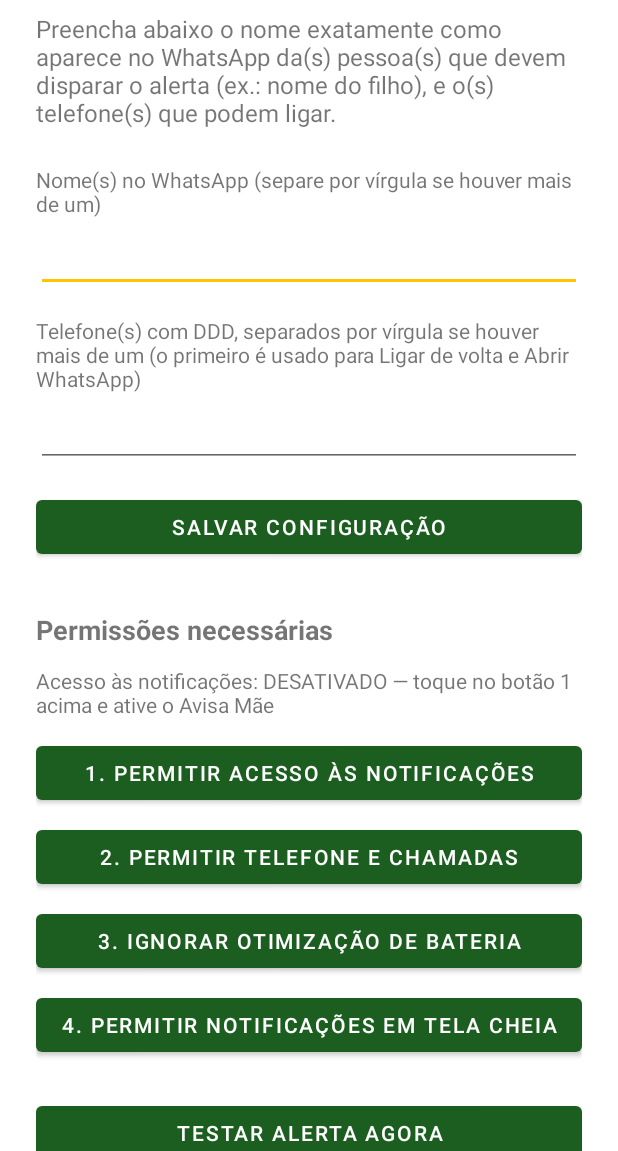
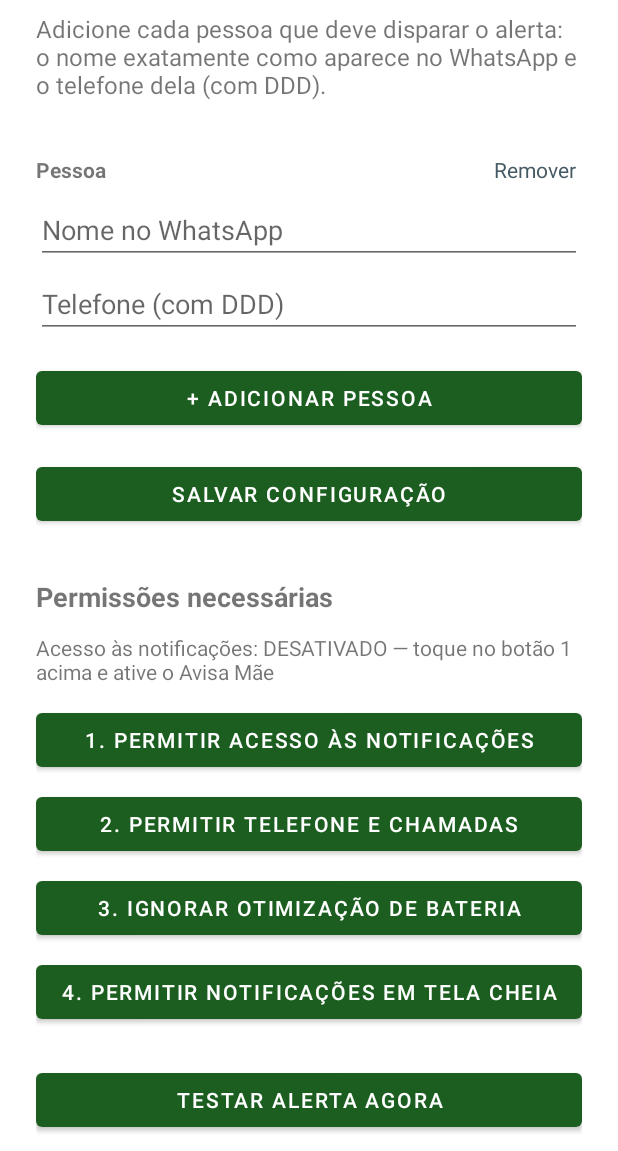
Before and after one commit to andersonfeix-source/meu-primeiro-pr, an Android app: the screen it shows after launch (MainActivity), after a tap on "SALVAR CONFIGURAÇÃO", on a phone screen of 412 x 824 dp, the part 85-1236 px from its top. Run offline under Robolectric (Android 15) with nearby library versions, the phone set to English and light mode, and no system bars; 2 other taps on this screen came first.

Commit message:
Reestrutura configuração para pares nome+telefone por pessoa
Antes os nomes e telefones eram duas listas soltas, sem ligação entre
si — o que fazia os botões "Ligar de volta" e "Abrir WhatsApp" sempre
usarem o primeiro telefone da lista, mesmo quando o alerta era de outra
pessoa configurada. Agora cada pessoa tem seu próprio campo de nome e
telefone (com botão "+ Adicionar pessoa" e "Remover"), e o telefone
usado nos botões de resposta é sempre o da pessoa que efetivamente
disparou o alerta.

Co-Authored-By: Claude Sonnet 5 <noreply@anthropic.com>
Claude-Session: https://claude.ai/code/session_018sc1JFo2qYBNHYYwk3bx2n

```diff
--- a/AvisaMae/app/src/main/java/com/avisamae/app/AlertActivity.kt
+++ b/AvisaMae/app/src/main/java/com/avisamae/app/AlertActivity.kt
@@ -28,6 +28,7 @@ class AlertActivity : AppCompatActivity() {
 
     companion object {
         const val EXTRA_SENDER = "extra_sender"
+        const val EXTRA_PHONE = "extra_phone"
         const val EXTRA_MESSAGE = "extra_message"
         const val EXTRA_IS_CALL = "extra_is_call"
         const val EXTRA_SOURCE = "extra_source"
@@ -36,6 +37,7 @@ class AlertActivity : AppCompatActivity() {
     private lateinit var binding: ActivityAlertBinding
     private var ringtone: Ringtone? = null
     private var vibrator: Vibrator? = null
+    private var phone: String = ""
 
     override fun onCreate(savedInstanceState: Bundle?) {
         super.onCreate(savedInstanceState)
@@ -45,6 +47,7 @@ class AlertActivity : AppCompatActivity() {
         setContentView(binding.root)
 
         val sender = intent.getStringExtra(EXTRA_SENDER).orEmpty()
+        phone = intent.getStringExtra(EXTRA_PHONE).orEmpty()
         val message = intent.getStringExtra(EXTRA_MESSAGE).orEmpty()
         val isCall = intent.getBooleanExtra(EXTRA_IS_CALL, false)
         val source = intent.getStringExtra(EXTRA_SOURCE)
@@ -135,7 +138,6 @@ class AlertActivity : AppCompatActivity() {
     }
 
     private fun openWhatsapp() {
-        val phone = Prefs.getPhone(this)
         if (phone.isNotBlank()) {
             val digits = phone.filter { it.isDigit() }.removePrefix("0")
             val international = if (digits.startsWith("55")) digits else "55$digits"
@@ -156,7 +158,6 @@ class AlertActivity : AppCompatActivity() {
     }
 
     private fun callBack() {
-        val phone = Prefs.getPhone(this)
         if (phone.isBlank()) return
         val uri = Uri.parse("tel:$phone")
         val hasCallPermission = checkSelfPermission(android.Manifest.permission.CALL_PHONE) ==
--- a/AvisaMae/app/src/main/java/com/avisamae/app/AlertLauncher.kt
+++ b/AvisaMae/app/src/main/java/com/avisamae/app/AlertLauncher.kt
@@ -29,7 +29,7 @@ object AlertLauncher {
     private const val CHANNEL_ID = "avisa_mae_alerta"
     private const val NOTIFICATION_ID = 4821
 
-    fun launch(context: Context, sender: String, message: String, isCall: Boolean, source: Source) {
+    fun launch(context: Context, sender: String, phone: String, message: String, isCall: Boolean, source: Source) {
         val appContext = context.applicationContext
         ensureChannel(appContext)
 
@@ -40,6 +40,7 @@ object AlertLauncher {
                     Intent.FLAG_ACTIVITY_SINGLE_TOP
             )
             putExtra(AlertActivity.EXTRA_SENDER, sender)
+            putExtra(AlertActivity.EXTRA_PHONE, phone)
             putExtra(AlertActivity.EXTRA_MESSAGE, message)
             putExtra(AlertActivity.EXTRA_IS_CALL, isCall)
             putExtra(AlertActivity.EXTRA_SOURCE, source.name)
--- a/AvisaMae/app/src/main/java/com/avisamae/app/MainActivity.kt
+++ b/AvisaMae/app/src/main/java/com/avisamae/app/MainActivity.kt
@@ -10,11 +10,12 @@ import android.widget.Toast
 import androidx.appcompat.app.AppCompatActivity
 import androidx.core.app.ActivityCompat
 import com.avisamae.app.databinding.ActivityMainBinding
+import com.avisamae.app.databinding.ItemContactBinding
 
 /**
  * Tela de configuração: quem vai disparar o alerta (nome exatamente como
- * aparece no WhatsApp da mãe) e o telefone para "ligar de volta", além
- * dos atalhos para conceder as permissões especiais necessárias.
+ * aparece no WhatsApp da mãe, e o telefone de cada pessoa), além dos
+ * atalhos para conceder as permissões especiais necessárias.
  */
 class MainActivity : AppCompatActivity() {
 
@@ -40,11 +41,17 @@ class MainActivity : AppCompatActivity() {
         binding = ActivityMainBinding.inflate(layoutInflater)
         setContentView(binding.root)
 
-        binding.inputNames.setText(Prefs.getRawNames(this))
-        binding.inputPhone.setText(Prefs.getRawPhones(this))
+        val existing = Prefs.getContacts(this)
+        if (existing.isEmpty()) {
+            addContactRow()
+        } else {
+            existing.forEach { addContactRow(it.name, it.phone) }
+        }
+
+        binding.buttonAddContact.setOnClickListener { addContactRow() }
 
         binding.buttonSave.setOnClickListener {
-            Prefs.save(this, binding.inputNames.text.toString(), binding.inputPhone.text.toString())
+            Prefs.saveContacts(this, collectContacts())
             Toast.makeText(this, R.string.saved, Toast.LENGTH_SHORT).show()
         }
 
@@ -61,17 +68,35 @@ class MainActivity : AppCompatActivity() {
         binding.buttonFullScreenSettings.setOnClickListener { openFullScreenIntentSettings() }
 
         binding.buttonTest.setOnClickListener {
-            val firstName = Prefs.getNames(this).firstOrNull().takeUnless { it.isNullOrBlank() }
-                ?: getString(R.string.test_sender_fallback)
+            val contato = collectContacts().firstOrNull()
             AlertLauncher.launch(
                 this,
-                sender = firstName,
+                sender = contato?.name?.takeUnless { it.isBlank() } ?: getString(R.string.test_sender_fallback),
+                phone = contato?.phone.orEmpty(),
                 message = getString(R.string.test_message),
                 isCall = false,
                 source = AlertLauncher.Source.WHATSAPP
             )
         }
     }
+
+    private fun addContactRow(name: String = "", phone: String = "") {
+        val row = ItemContactBinding.inflate(layoutInflater, binding.contactsContainer, false)
+        row.inputContactName.setText(name)
+        row.inputContactPhone.setText(phone)
+        row.buttonRemove.setOnClickListener {
+            binding.contactsContainer.removeView(row.root)
+        }
+        binding.contactsContainer.addView(row.root)
+    }
+
+    private fun collectContacts(): List<Contato> =
+        (0 until binding.contactsContainer.childCount).mapNotNull { i ->
+            val row = ItemContactBinding.bind(binding.contactsContainer.getChildAt(i))
+            val name = row.inputContactName.text.toString().trim()
+            val phone = row.inputContactPhone.text.toString().trim()
+            if (name.isBlank() && phone.isBlank()) null else Contato(name, phone)
+        }
 
     override fun onResume() {
         super.onResume()
--- a/AvisaMae/app/src/main/java/com/avisamae/app/Prefs.kt
+++ b/AvisaMae/app/src/main/java/com/avisamae/app/Prefs.kt
@@ -1,45 +1,64 @@
 package com.avisamae.app
 
 import android.content.Context
+import org.json.JSONArray
+import org.json.JSONObject
+
+data class Contato(val name: String, val phone: String)
 
 /**
- * Guarda a configuração feita na tela inicial: o(s) nome(s) que devem
- * disparar o alerta (exatamente como aparecem no WhatsApp) e o(s)
- * telefone(s) usados para detectar ligações e para "ligar de volta".
+ * Guarda a lista de pessoas configuradas na tela inicial: cada uma com o
+ * nome exatamente como aparece no WhatsApp e o telefone correspondente,
+ * usados para detectar mensagens/ligações e para os botões de resposta.
  */
 object Prefs {
     private const val FILE = "avisa_mae_prefs"
-    private const val KEY_NAMES = "filter_names"
-    private const val KEY_PHONES = "callback_phones"
+    private const val KEY_CONTACTS = "contacts_json"
 
-    fun save(context: Context, names: String, phones: String) {
+    fun saveContacts(context: Context, contacts: List<Contato>) {
+        val array = JSONArray()
+        contacts.forEach { contato ->
+            array.put(
+                JSONObject().apply {
+                    put("name", contato.name)
+                    put("phone", contato.phone)
+                }
+            )
+        }
         context.getSharedPreferences(FILE, Context.MODE_PRIVATE).edit()
-            .putString(KEY_NAMES, names)
-            .putString(KEY_PHONES, phones)
+            .putString(KEY_CONTACTS, array.toString())
             .apply()
     }
 
-    fun getNames(context: Context): List<String> =
-        splitList(context, KEY_NAMES)
+    fun getContacts(context: Context): List<Contato> {
+        val raw = context.getSharedPreferences(FILE, Context.MODE_PRIVATE)
+            .getString(KEY_CONTACTS, null) ?: return emptyList()
+        return try {
+            val array = JSONArray(raw)
+            (0 until array.length()).mapNotNull { i ->
+                val obj = array.optJSONObject(i) ?: return@mapNotNull null
+                val name = obj.optString("name").trim()
+                val phone = obj.optString("phone").trim()
+                if (name.isBlank() && phone.isBlank()) null else Contato(name, phone)
+            }
+        } catch (_: Exception) {
+            emptyList()
+        }
+    }
 
-    fun getRawNames(context: Context): String =
-        context.getSharedPreferences(FILE, Context.MODE_PRIVATE).getString(KEY_NAMES, "").orEmpty()
+    fun findByName(context: Context, title: String): Contato? =
+        getContacts(context).firstOrNull {
+            it.name.isNotBlank() && title.trim().equals(it.name, ignoreCase = true)
+        }
 
-    fun getPhones(context: Context): List<String> =
-        splitList(context, KEY_PHONES)
+    fun findByPhone(context: Context, incomingNumber: String): Contato? =
+        getContacts(context).firstOrNull {
+            it.phone.isNotBlank() && numbersMatch(incomingNumber, it.phone)
+        }
 
-    fun getRawPhones(context: Context): String =
-        context.getSharedPreferences(FILE, Context.MODE_PRIVATE).getString(KEY_PHONES, "").orEmpty()
-
-    /** Primeiro número configurado, usado pelos botões "Ligar de volta" e "Abrir WhatsApp". */
-    fun getPhone(context: Context): String =
-        getPhones(context).firstOrNull().orEmpty()
-
-    private fun splitList(context: Context, key: String): List<String> =
-        context.getSharedPreferences(FILE, Context.MODE_PRIVATE)
-            .getString(key, "")
-            .orEmpty()
-            .split(",")
-            .map { it.trim() }
-            .filter { it.isNotEmpty() }
+    private fun numbersMatch(a: String, b: String): Boolean {
+        val da = a.filter { it.isDigit() }.takeLast(8)
+        val db = b.filter { it.isDigit() }.takeLast(8)
+        return da.isNotEmpty() && da == db
+    }
 }
--- a/AvisaMae/app/src/main/res/layout/activity_main.xml
+++ b/AvisaMae/app/src/main/res/layout/activity_main.xml
@@ -26,33 +26,18 @@
             android:textSize="16sp"
             android:layout_marginBottom="24dp" />
 
-        <TextView
+        <LinearLayout
+            android:id="@+id/contactsContainer"
             android:layout_width="match_parent"
             android:layout_height="wrap_content"
-            android:text="@string/label_names"
-            android:textSize="14sp"
-            android:layout_marginBottom="4dp" />
+            android:orientation="vertical" />
 
-        <EditText
-            android:id="@+id/inputNames"
+        <Button
+            android:id="@+id/buttonAddContact"
             android:layout_width="match_parent"
             android:layout_height="wrap_content"
-            android:inputType="text"
-            android:autofillHints="name"
-            android:layout_marginBottom="16dp" />
-
-        <TextView
-            android:layout_width="match_parent"
-            android:layout_height="wrap_content"
-            android:text="@string/label_phone"
-            android:textSize="14sp"
-            android:layout_marginBottom="4dp" />
-
-        <EditText
-            android:id="@+id/inputPhone"
-            android:layout_width="match_parent"
-            android:layout_height="wrap_content"
-            android:inputType="text"
+            android:text="@string/button_add_contact"
+            android:layout_marginTop="8dp"
             android:layout_marginBottom="16dp" />
 
         <Button
--- /dev/null
+++ b/AvisaMae/app/src/main/res/layout/item_contact.xml
@@ -0,0 +1,48 @@
+<?xml version="1.0" encoding="utf-8"?>
+<LinearLayout xmlns:android="http://schemas.android.com/apk/res/android"
+    android:layout_width="match_parent"
+    android:layout_height="wrap_content"
+    android:orientation="vertical"
+    android:paddingTop="8dp"
+    android:paddingBottom="8dp">
+
+    <LinearLayout
+        android:layout_width="match_parent"
+        android:layout_height="wrap_content"
+        android:orientation="horizontal"
+        android:gravity="center_vertical">
+
+        <TextView
+            android:layout_width="0dp"
+            android:layout_height="wrap_content"
+            android:layout_weight="1"
+            android:text="@string/label_person"
+            android:textStyle="bold"
+            android:textSize="14sp" />
+
+        <TextView
+            android:id="@+id/buttonRemove"
+            android:layout_width="wrap_content"
+            android:layout_height="wrap_content"
+            android:text="@string/remove_contact"
+            android:textColor="@color/button_close"
+            android:padding="4dp" />
+    </LinearLayout>
+
+    <EditText
+        android:id="@+id/inputContactName"
+        android:layout_width="match_parent"
+        android:layout_height="wrap_content"
+        android:inputType="text"
+        android:hint="@string/hint_contact_name"
+        android:layout_marginTop="4dp" />
+
+    <EditText
+        android:id="@+id/inputContactPhone"
+        android:layout_width="match_parent"
+        android:layout_height="wrap_content"
+        android:inputType="text"
+        android:hint="@string/hint_contact_phone"
+        android:layout_marginTop="4dp" />
+
+</LinearLayout>
--- a/AvisaMae/app/src/main/res/values/strings.xml
+++ b/AvisaMae/app/src/main/res/values/strings.xml
@@ -3,9 +3,12 @@
     <string name="app_name">Avisa Mãe</string>
 
     <string name="setup_title">Configuração do Avisa Mãe</string>
-    <string name="setup_intro">Preencha abaixo o nome exatamente como aparece no WhatsApp da(s) pessoa(s) que devem disparar o alerta (ex.: nome do filho), e o(s) telefone(s) que podem ligar.</string>
-    <string name="label_names">Nome(s) no WhatsApp (separe por vírgula se houver mais de um)</string>
-    <string name="label_phone">Telefone(s) com DDD, separados por vírgula se houver mais de um (o primeiro é usado para "Ligar de volta" e "Abrir WhatsApp")</string>
+    <string name="setup_intro">Adicione cada pessoa que deve disparar o alerta: o nome exatamente como aparece no WhatsApp e o telefone dela (com DDD).</string>
+    <string name="label_person">Pessoa</string>
+    <string name="hint_contact_name">Nome no WhatsApp</string>
+    <string name="hint_contact_phone">Telefone (com DDD)</string>
+    <string name="button_add_contact">+ Adicionar pessoa</string>
+    <string name="remove_contact">Remover</string>
     <string name="save">Salvar configuração</string>
     <string name="saved">Configuração salva</string>
 
```
Also changed, not shown: AvisaMae/app/src/main/java/com/avisamae/app/CallReceiver.kt (+5 -13 lines), AvisaMae/app/src/main/java/com/avisamae/app/NotificationService.kt (+3 -5 lines), 1 other file.
